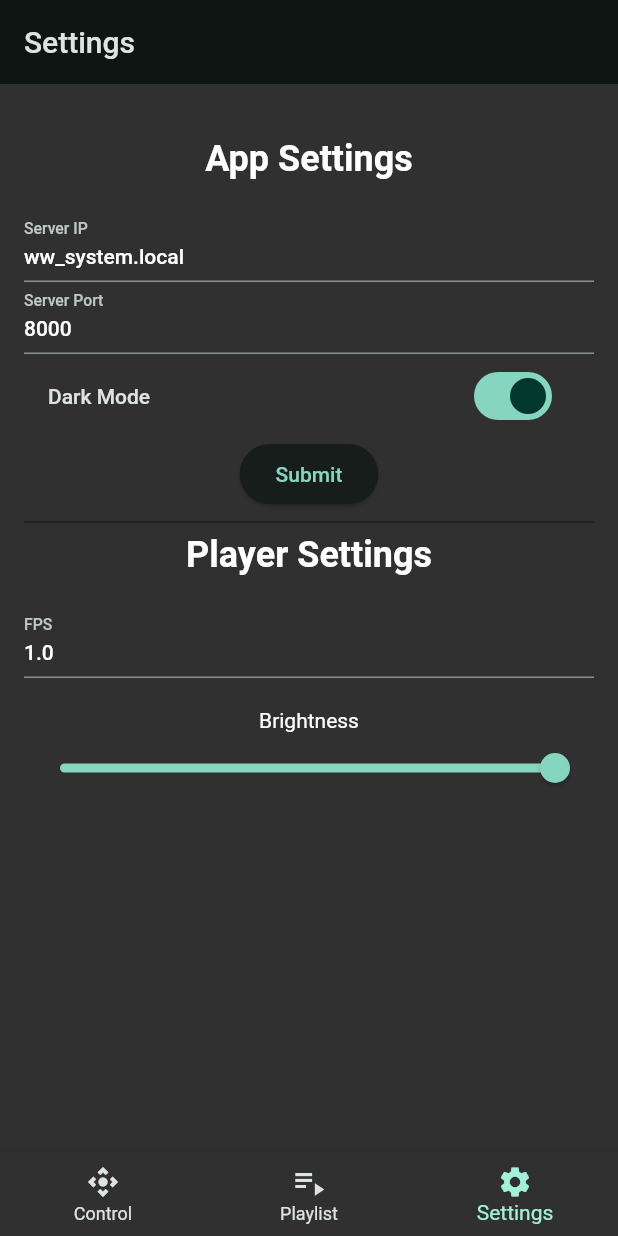
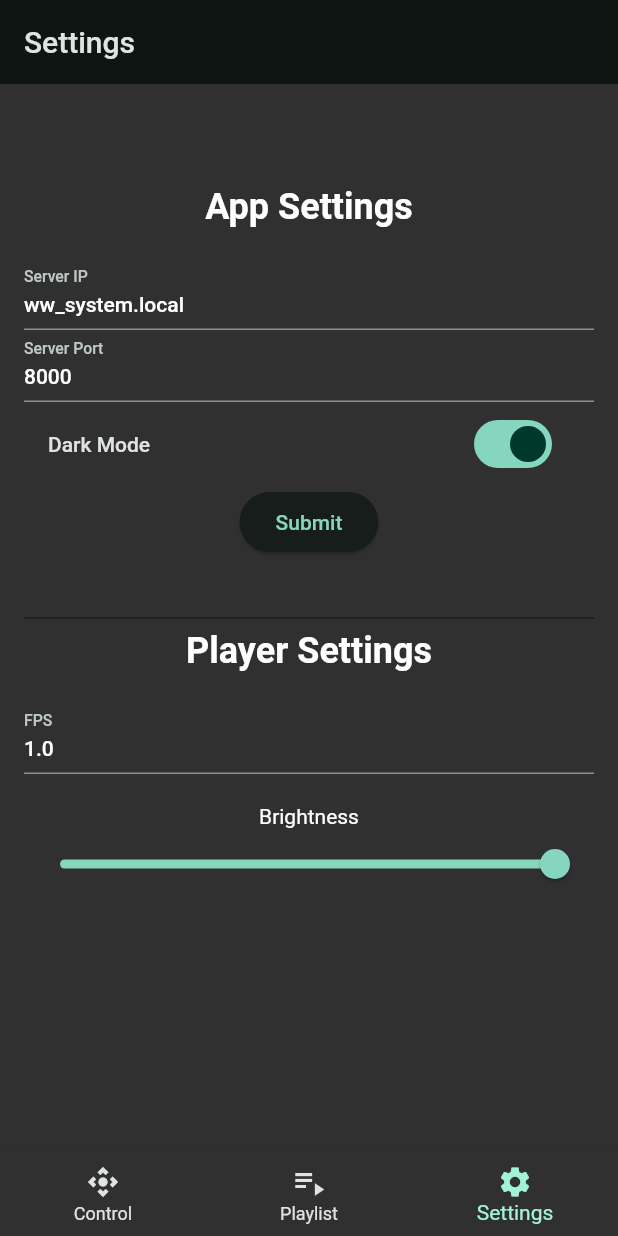
Before and after one commit to eshkrab/ww_system_gui, a Flutter app: the screen it shows after launch, item 3 of the bottom bar chosen, on a phone screen of 412 x 824 dp. Run offline on Flutter 3.47's test engine with Material 2 defaults, Android fonts, the phone set to English and light mode, and no system bars; our stand-ins replace dio, file_picker; network calls fail.

Commit message:
ugh, idk where settings page is fucked, it shows up on mac

```diff
--- a/lib/views/pages/settings_page.dart
+++ b/lib/views/pages/settings_page.dart
@@ -55,16 +55,16 @@ class _SettingsPageState extends State<SettingsPage>
               } else if (snapshot.hasError) {
                 return Center(child: Text('An error occurred!'));
               } else {
-                return ListView(
+                return Column(
                   children: [
-                    Expanded(
+                    Flexible(
                       child: SettingsWidget(),
                       flex: 1,
                     ),
                     Divider(
                       color: Colors.black38,
                     ),
-                    Expanded(
+                    Flexible(
                       child: Consumer<PlayerProvider>(
                         builder: (context, playerProvider, child) =>
                             PlayerSettingsWidget(),
```
Also changed, not shown: 3 other files.
